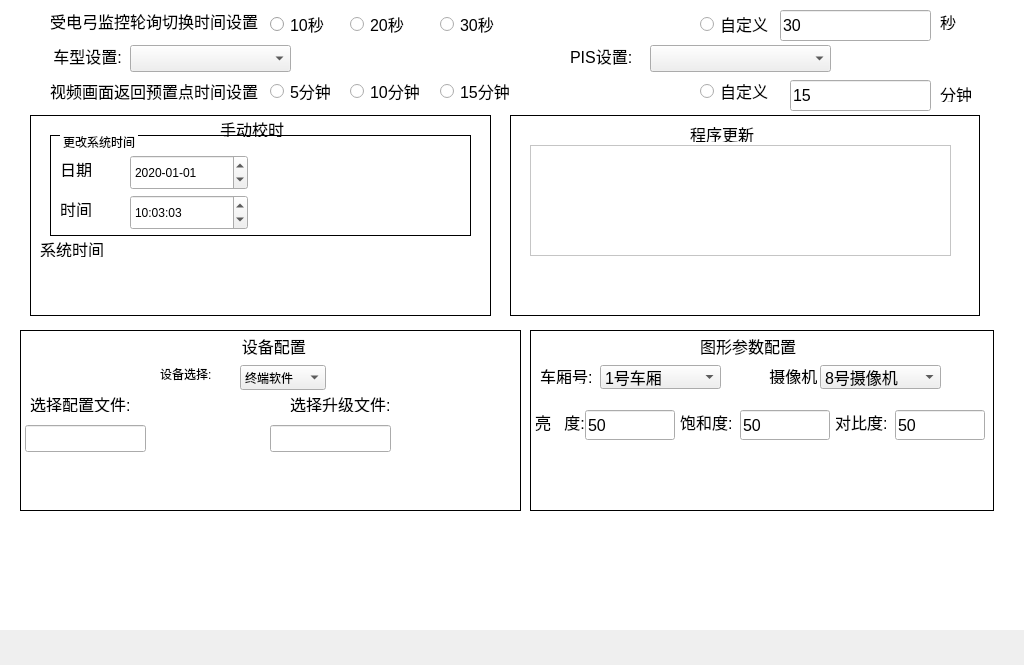
Old version of the form devupdatewidget.ui in the repository 1157889734/monitor_clent.
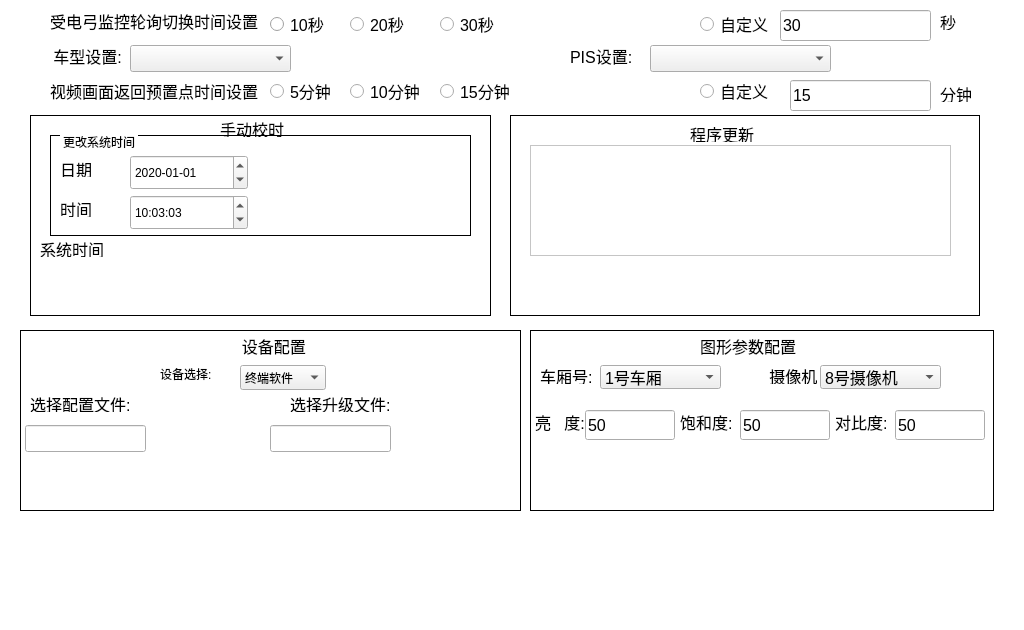
New version of the form. Icons and pictures are not drawn.

Patch:
```diff
--- a/devupdatewidget.ui
+++ b/devupdatewidget.ui
@@ -7,7 +7,7 @@
     <x>0</x>
     <y>0</y>
     <width>1024</width>
-    <height>665</height>
+    <height>630</height>
    </rect>
   </property>
   <property name="focusPolicy">
```
